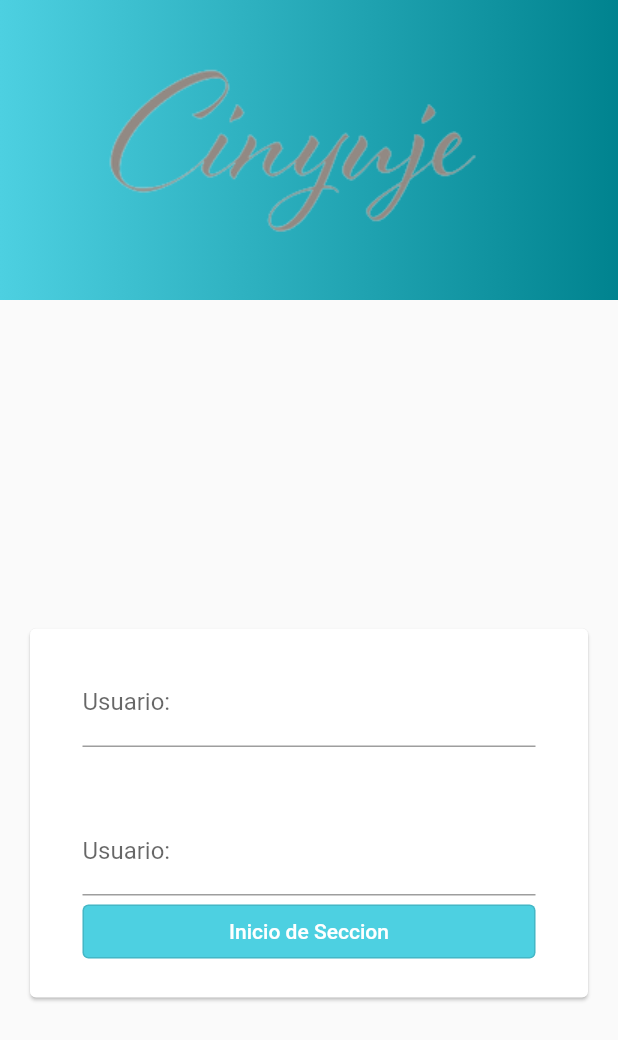
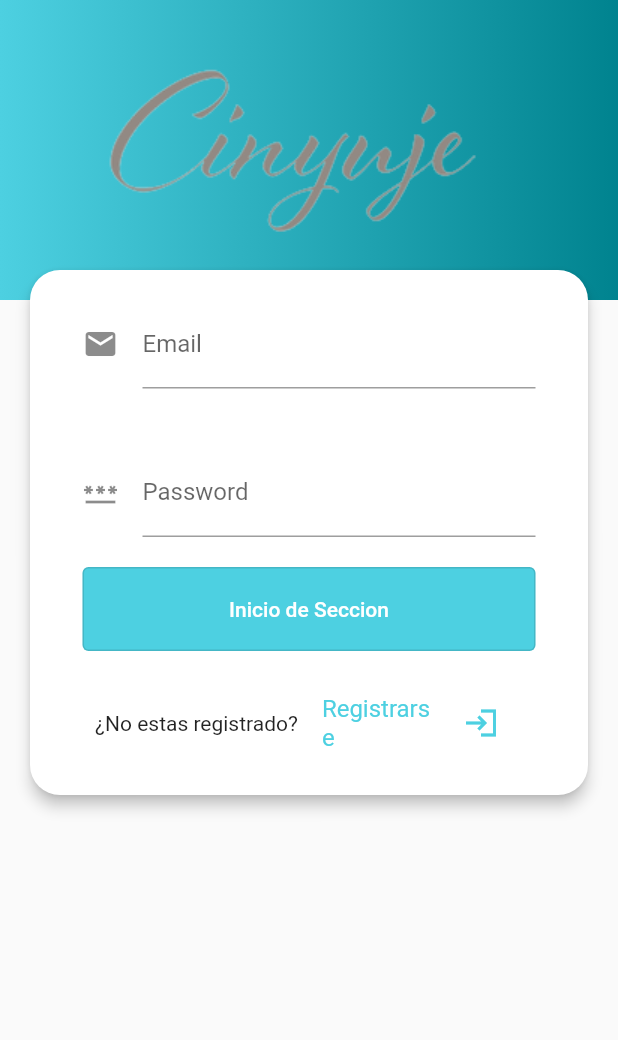
Before and after one commit to hguzman/ADSI2340875, a Flutter app: the screen it shows after launch, after a tap on the "login" icon, on a phone screen of 412 x 824 dp. Shown: the top 1040 px of the screen. Run offline on Flutter 3.47's test engine with Material 2 defaults, Android fonts, the phone set to English and light mode, and no system bars; missing offline and left inert: dart:html.

Commit message:
Seguimos aportendo en el proyecto

```diff
--- a/equipo2/movil/cinyuje/lib/methods/drawer.dart
+++ b/equipo2/movil/cinyuje/lib/methods/drawer.dart
@@ -28,8 +28,29 @@ class Draws extends StatelessWidget {
               },
               leading: Icon(Icons.verified_user),
               title: Text('Registro de usuario'),
-              trailing: Icon(Icons.fork_right_rounded),
-            )
+              trailing: Icon(Icons.arrow_right),
+            ),
+            Center(
+              child: Text('Categorias',style: TextStyle(
+                color: Color.fromARGB(255, 2, 12, 70),
+                fontSize: 20.0
+              ),),
+            ),
+            ListTile(
+              onTap: () {
+                Navigator.pushNamed(context, '/decoracion');
+              },
+              leading: Icon(Icons.image_aspect_ratio_rounded),
+              title: Text('Decoracion'),
+              trailing: Icon(Icons.arrow_right),
+            ),ListTile(
+              onTap: () {
+                Navigator.pushNamed(context, '/recordatorio');
+              },
+              leading: Icon(Icons.image_aspect_ratio_rounded),
+              title: Text('Recordatorio'),
+              trailing: Icon(Icons.arrow_right),
+            ),
           ],
         ),
       );
--- a/equipo2/movil/cinyuje/lib/pages/categorias/recordatorios.dart
+++ b/equipo2/movil/cinyuje/lib/pages/categorias/recordatorios.dart
@@ -9,7 +9,7 @@ class Record extends StatelessWidget {
   Widget build(BuildContext context) {
     return Scaffold(
       appBar: AppBar(
-        title: Center(child: Center(child: Text('DECORACIONES'))),
+        title: Center(child: Center(child: Text('Recordatorios'))),
         backgroundColor: Color.fromARGB(129, 3, 29, 58),
       ),
       body: SingleChildScrollView(
--- a/equipo2/movil/cinyuje/lib/pages/login.dart
+++ b/equipo2/movil/cinyuje/lib/pages/login.dart
@@ -1,6 +1,8 @@
+import 'dart:convert';
+import 'dart:html';
 import 'dart:ui';
-
 import 'package:flutter/material.dart';
+import 'package:http/http.dart' as http;
 
 class Login extends StatefulWidget {
 
@@ -10,9 +12,41 @@ class Login extends StatefulWidget {
 }
 
 class _LoginState extends State<Login> {
+
+  TextEditingController emailcontroller = TextEditingController();
+  TextEditingController paswordcontroller = TextEditingController();
+
   String? namevaleu;
   bool loading = false;
   String? lastnamevaleu;
+  String mensaje = "";
+
+  Future<List> loginp() async{
+    final url = Uri.parse("htpp:// 192.168.1.10/cinyuje/login.php");
+    final respuesta = await http.post(url, body: {
+      "username": emailcontroller.text,
+      "pasword": paswordcontroller.text
+    });
+
+    var datauser = json.decode(respuesta.body);
+
+    if(datauser.length == 0){
+      setState(() {
+        mensaje = "usuario o contraseña incorrecta";
+        });
+
+    }else{
+      if(datauser[0]['tipo'] == 'Admin'){
+          Navigator.pushNamed(context, 'decoracion');
+        }else if(datauser[0]['tipo'] == 'cliente'){
+          Navigator.pushNamed(context, 'principal');
+        }
+      setState(() {
+        namevaleu = datauser[0]['username'];
+      });
+    }
+    return datauser;
+  }
 
   @override
   Widget build(BuildContext context) {
@@ -34,35 +68,74 @@ class _LoginState extends State<Login> {
               height: 200,
               ),
           ),
-          Center(
+          Transform.translate(
+            offset: Offset(0, -80),
+            child: SingleChildScrollView(
               child: Card(
-              margin: EdgeInsets.only(left: 20, right: 20,top: 260),
+                elevation: 4,
+                shape: RoundedRectangleBorder(
+                  borderRadius: BorderRadius.circular(20)
+                ),
+                margin: EdgeInsets.only(left: 20, right: 20,top: 260,bottom: 20),
                 child: Padding(
                   padding: const EdgeInsets.symmetric(horizontal: 35, vertical: 20),
                   child: Column(
                     mainAxisSize: MainAxisSize.min,
                     children: [
                       TextFormField(
-                      decoration: InputDecoration(labelText: 'Usuario:'),
+                        controller: emailcontroller,
+                        decoration: InputDecoration(labelText: 'Email', icon: Icon(Icons.email)),
                       ),
                       SizedBox(height: 40,),
                       TextFormField(
-                      decoration: InputDecoration(labelText: 'Usuario:'),
+                        controller: paswordcontroller,
+                        decoration: InputDecoration(labelText: 'Password',icon: Icon(Icons.password)),
                         obscureText: true,
                       ),
+                      SizedBox(height: 20,),
                       OutlinedButton(
                         style: ButtonStyle(
-                        backgroundColor: MaterialStateProperty.all(Color(0xFF4DD0E1))
+                          backgroundColor: MaterialStateProperty.all(Color(0xFF4DD0E1)),
+                          padding: MaterialStateProperty.all(EdgeInsets.symmetric(vertical: 20))
                         ),
-                      onPressed: () { },
+                        onPressed: () {
+                          _login(context);
+                        },
                         child: Row(
                           mainAxisAlignment: MainAxisAlignment.center,
                           children: [
                             Text('Inicio de Seccion',style: TextStyle(color: Colors.white),),
+                          if(loading)
+                            Container(
+                              width: 20,
+                              height: 20,
+                              margin: EdgeInsets.only(left: 20),
+                              child: CircularProgressIndicator(color: Colors.white,),
+                            )
                           ],
                         )
+                      ),
+                      SizedBox(height: 20,),
+                      Row(
+                        mainAxisAlignment: MainAxisAlignment.center,
+                        children: [
+                          Text('¿No estas registrado?'),
+                          Container(
+                            width: 150,
+                            //height: 20,
+                            child: ListTile(
+                              title: Text('Registrarse'),
+                              textColor: Color(0xFF4DD0E1),
+                              trailing: Icon(Icons.login_sharp),
+                              iconColor: Color(0xFF4DD0E1),
+                              onTap: () {
+                                Navigator.of(context).pushNamed('/page2');
+                              },),
                           )
                         ],
+                      )
+                    ],
+                  ),
                 ),
               ),
             ),
@@ -71,4 +144,12 @@ class _LoginState extends State<Login> {
       )
     );
   }
+
+  void _login(BuildContext context) {
+    if(!loading){
+      setState(() {
+        loading = true;
+      });
     }
+  }
+}
--- a/equipo2/movil/cinyuje/lib/pages/page1.dart
+++ b/equipo2/movil/cinyuje/lib/pages/page1.dart
@@ -30,6 +30,10 @@ class _Page1State extends State<Page1> {
                 AssetImage(name)
               )
             ),
+            Text('Categorias',style: TextStyle(
+              color: Color.fromARGB(255, 2, 12, 70),
+              fontSize: 20.0
+            ),),
             Row(
               mainAxisAlignment: MainAxisAlignment.spaceAround,
               children:[
--- a/equipo2/movil/cinyuje/pubspec.yaml
+++ b/equipo2/movil/cinyuje/pubspec.yaml
@@ -32,10 +32,10 @@ dependencies:
   flutter:
     sdk: flutter
 
-
   # The following adds the Cupertino Icons font to your application.
   # Use with the CupertinoIcons class for iOS style icons.
   cupertino_icons: ^1.0.2
+  http: any
 
 dev_dependencies:
   flutter_test:
```
Also changed, not shown: equipo2/movil/cinyuje/pubspec.lock. Lines whose indentation alone changed are shown as unchanged.
